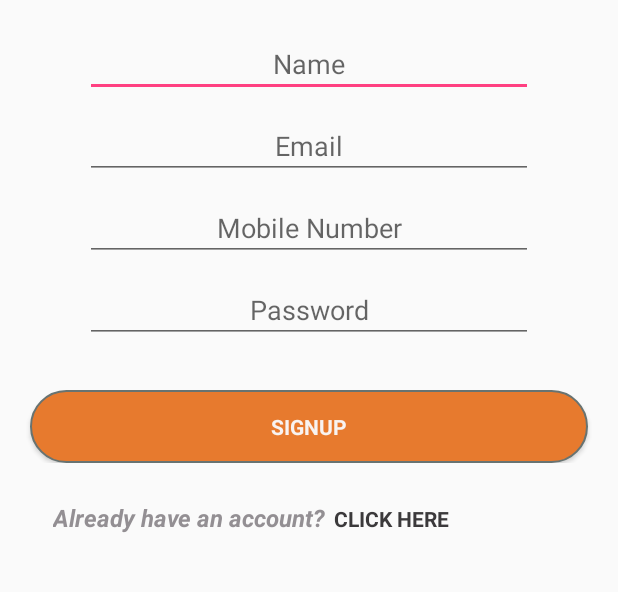
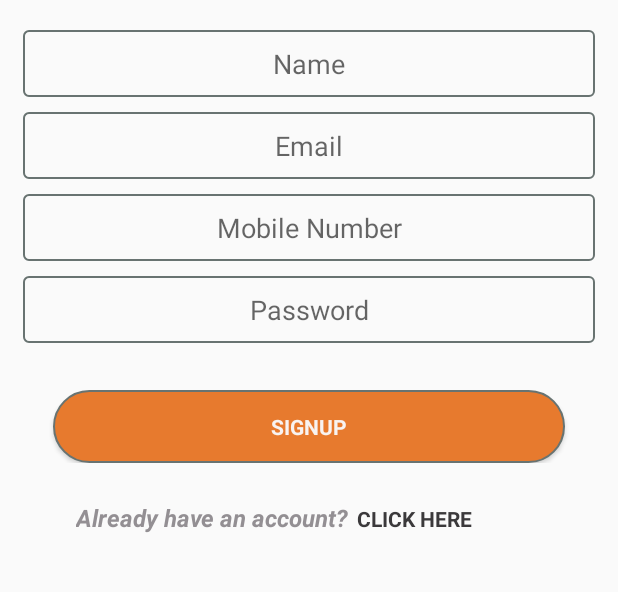
Before and after one commit to satishvelsol/BookSlam, an Android app: the screen it shows after launch (SignUp), on a phone screen of 412 x 824 dp, the part 430-1022 px from its top. Run offline under Robolectric (Android 15) with nearby library versions, the phone set to English and light mode, and no system bars.

Commit message:
2nd commit

```diff
--- a/app/src/main/res/drawable/edittext_shape.xml
+++ b/app/src/main/res/drawable/edittext_shape.xml
@@ -3,7 +3,7 @@
 
 
     <!-- Border Color -->
-    <stroke android:width="2dp" android:color="#687371" />
+    <stroke android:width="1dp" android:color="#687371" />
 
     <!-- Round Corners -->
     <corners android:radius="3dp" />
--- a/app/src/main/res/layout/activity_sign_up.xml
+++ b/app/src/main/res/layout/activity_sign_up.xml
@@ -14,6 +14,7 @@
             android:layout_width="match_parent"
             android:layout_height="match_parent"
             android:orientation="vertical"
+            android:padding="15dp"
             android:layout_gravity="center">
             <TextView
                 android:layout_width="match_parent"
@@ -30,33 +31,32 @@
             <EditText
                 android:id="@+id/name_input"
                 android:layout_height="wrap_content"
-                android:layout_width="wrap_content"
-                android:ems="14"
+                android:layout_width="match_parent"
                 android:hint="Name"
                 android:textAlignment="center"
                 android:padding="10dp"
                 android:layout_gravity="center"
                 android:textColor="#938F93"
                 android:layout_marginTop="20dp"
+                android:background="@drawable/edittext_shape"
                 />
             <EditText
                 android:id="@+id/email_input"
                 android:layout_height="wrap_content"
-                android:layout_width="wrap_content"
-                android:ems="14"
+                android:layout_width="match_parent"
                 android:hint="Email"
                 android:textAlignment="center"
                 android:padding="10dp"
                 android:layout_gravity="center"
                 android:textColor="#938F93"
                 android:layout_marginTop="10dp"
+                android:background="@drawable/edittext_shape"
                 />
 
             <EditText
                 android:id="@+id/mobile_input"
                 android:layout_height="wrap_content"
-                android:layout_width="wrap_content"
-                android:ems="14"
+                android:layout_width="match_parent"
                 android:maxLength="10"
                 android:inputType="number"
                 android:hint="Mobile Number"
@@ -65,19 +65,20 @@
                 android:layout_gravity="center"
                 android:textColor="#938F93"
                 android:layout_marginTop="10dp"
+                android:background="@drawable/edittext_shape"
                 />
 
             <EditText
                 android:id="@+id/password_input"
                 android:layout_height="wrap_content"
-                android:layout_width="wrap_content"
-                android:ems="14"
+                android:layout_width="match_parent"
                 android:hint="Password"
                 android:textAlignment="center"
                 android:layout_gravity="center"
                 android:padding="10dp"
                 android:textColor="#938F93"
                 android:layout_marginTop="10dp"
+                android:background="@drawable/edittext_shape"
                 />
 
             <LinearLayout
```
Also changed, not shown: app/src/main/res/layout/activity_add_details.xml (+3 -4 lines), app/src/main/res/layout/activity_login.xml (+6 -7 lines).
